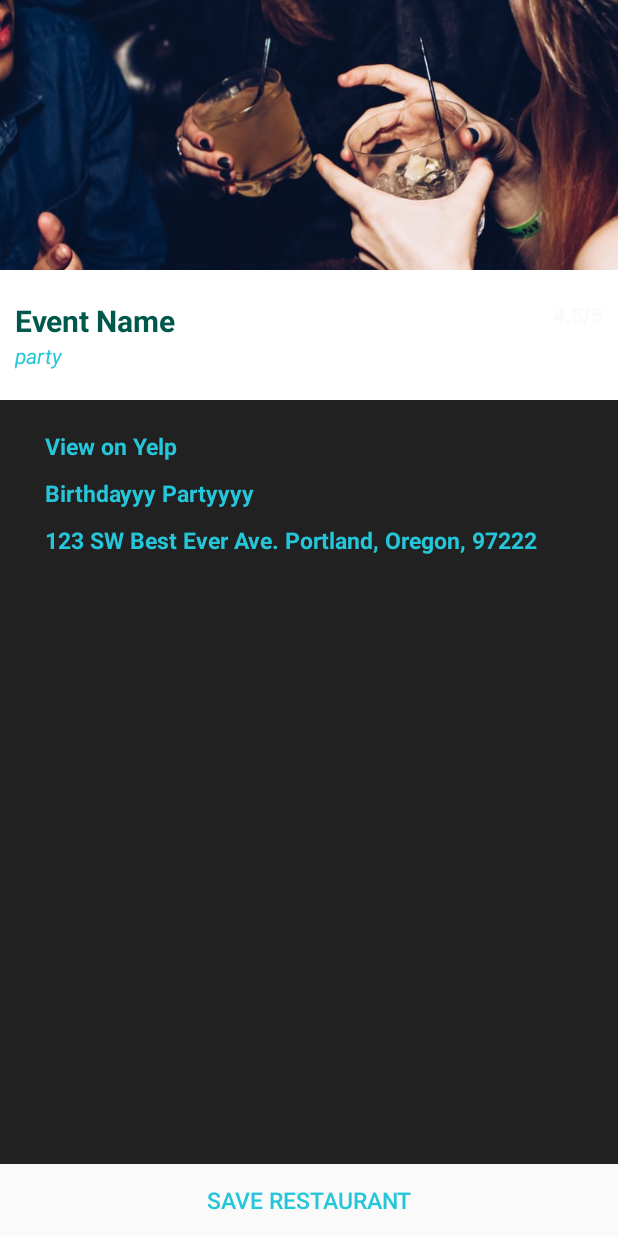
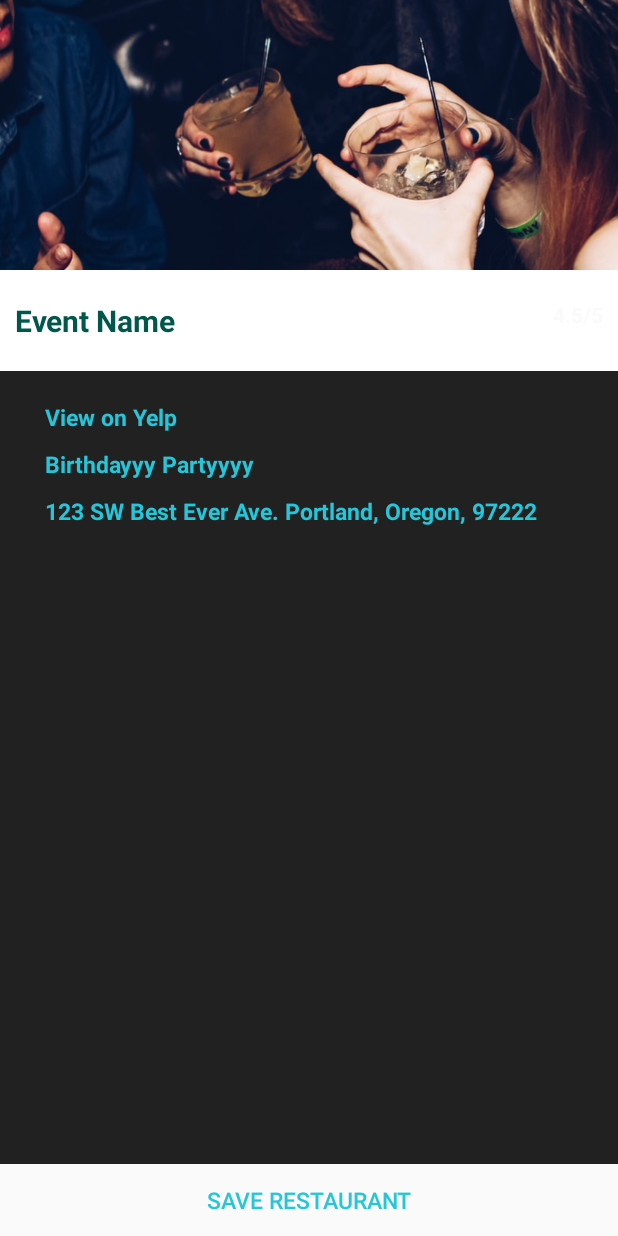
Before and after one commit to RuzindanaWendyOrnella/Outing-API2, an Android app: the layout fragment_event_info.xml on its own in the app's theme, with its tools: preview values and no code run, on a phone screen of 412 x 824 dp. Run offline under Robolectric (Android 15) with nearby library versions, the phone set to English and light mode, and no system bars; Roboto replaces fonts that are not available here.

Commit message:
added details with description,location and name

```diff
--- a/app/build.gradle
+++ b/app/build.gradle
@@ -46,4 +46,5 @@ dependencies {
     implementation 'org.parceler:parceler-api:1.1.12'
     annotationProcessor 'org.parceler:parceler:1.1.12'
 
+
 }
--- a/app/src/main/AndroidManifest.xml
+++ b/app/src/main/AndroidManifest.xml
@@ -47,6 +47,12 @@
                 android:value="com.moringaschool.outingapi2.ApiActivity">
             </meta-data>
         </activity>
+        <activity android:name=".EventInfoActivity">
+            <meta-data
+                android:name="android.support.PARENT_ACTIVITY"
+                android:value="com.moringaschool.outingapi2.EventInfoActivity">
+            </meta-data>
+        </activity>
     </application>
 
 </manifest>
--- a/app/src/main/java/com/moringaschool/outingapi2/models/YelpSearchResponse.java
+++ b/app/src/main/java/com/moringaschool/outingapi2/models/YelpSearchResponse.java
@@ -12,10 +12,10 @@ public class YelpSearchResponse {
 
     @SerializedName("events")
     @Expose
-    private List<Event> events = null;
+    public List<Event> events = null;
     @SerializedName("total")
     @Expose
-    private Integer total;
+    public Integer total;
 
     /**
      * No args constructor for use in serialization
--- a/app/src/main/res/layout/fragment_event_info.xml
+++ b/app/src/main/res/layout/fragment_event_info.xml
@@ -49,24 +49,25 @@
                 android:textColor="@color/colorAccent"
                 android:textStyle="bold" />
 
-            <TextView
-                android:layout_width="wrap_content"
-                android:layout_height="wrap_content"
-                android:text="party"
-                android:id="@+id/cuisineTextView"
-                android:layout_below="@+id/restaurantNameTextView"
-                android:layout_alignParentLeft="true"
-                android:layout_alignParentStart="true"
-                android:textColor="@color/colorPerfect"
-                android:textStyle="italic" />
+
         </RelativeLayout>
 
         <RelativeLayout
             android:layout_width="match_parent"
             android:layout_height="match_parent">
+           <!-- <ListView
+                android:layout_width="wrap_content"
+                android:layout_height="wrap_content"
+                android:id="@+id/listviewHuge"/>-->
+            <!--<androidx.recyclerview.widget.RecyclerView
+                android:id="@+id/recyclerView"
+                android:layout_width="match_parent"
+                android:layout_height="wrap_content"
+                android:layout_alignParentEnd="true"
+                android:layout_marginTop="16dp" />-->
+            <LinearLayout
 
-            <LinearLayout
-                android:orientation="vertical"
+        android:orientation="vertical"
                 android:layout_width="match_parent"
                 android:layout_height="wrap_content"
                 android:layout_alignParentTop="true"
@@ -95,8 +96,7 @@
                     android:layout_height="wrap_content"
                     android:text="Birthdayyy Partyyyy"
                     android:id="@+id/phoneTextView"
-
-                    android:drawablePadding="4dp"
+                    android:drawablePadding="14dp"
                     android:textColor="@color/colorPerfect"
                     android:textSize="15sp"
                     android:textStyle="bold"
@@ -118,6 +118,7 @@
 
             </LinearLayout>
 
+
             <Button
                 android:layout_width="match_parent"
                 android:layout_height="wrap_content"
--- a/build.gradle
+++ b/build.gradle
@@ -6,6 +6,7 @@ buildscript {
         jcenter()
 
     }
+
     dependencies {
         classpath 'com.android.tools.build:gradle:3.5.1'
 
```
Also changed, not shown: app/src/main/java/com/moringaschool/outingapi2/ApiArrayAdapter.java (+14 -1 lines), app/src/main/java/com/moringaschool/outingapi2/EventInfoActivity.java (+34 -1 lines), app/src/main/java/com/moringaschool/outingapi2/EventInfoFragment.java (+52 -5 lines), app/src/main/java/com/moringaschool/outingapi2/EventPagerAdapter.java (added, +33 -0 lines), app/src/main/java/com/moringaschool/outingapi2/models/Event.java (+16 -13 lines), app/src/main/java/com/moringaschool/outingapi2/models/Location.java (+9 -9 lines).
